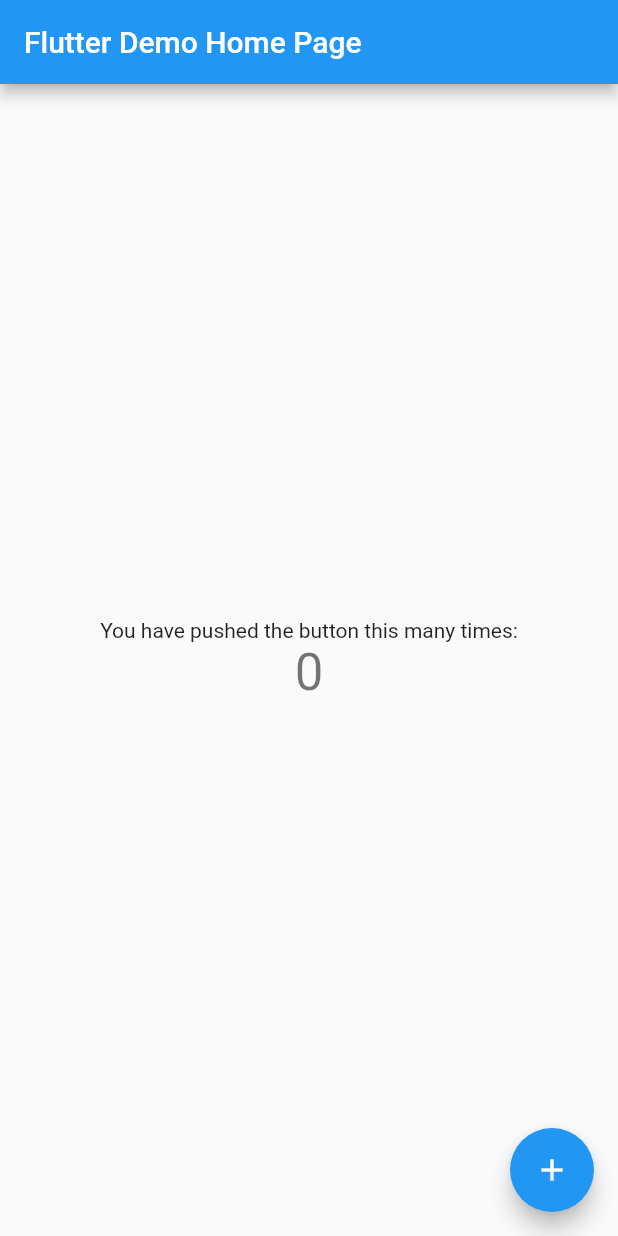
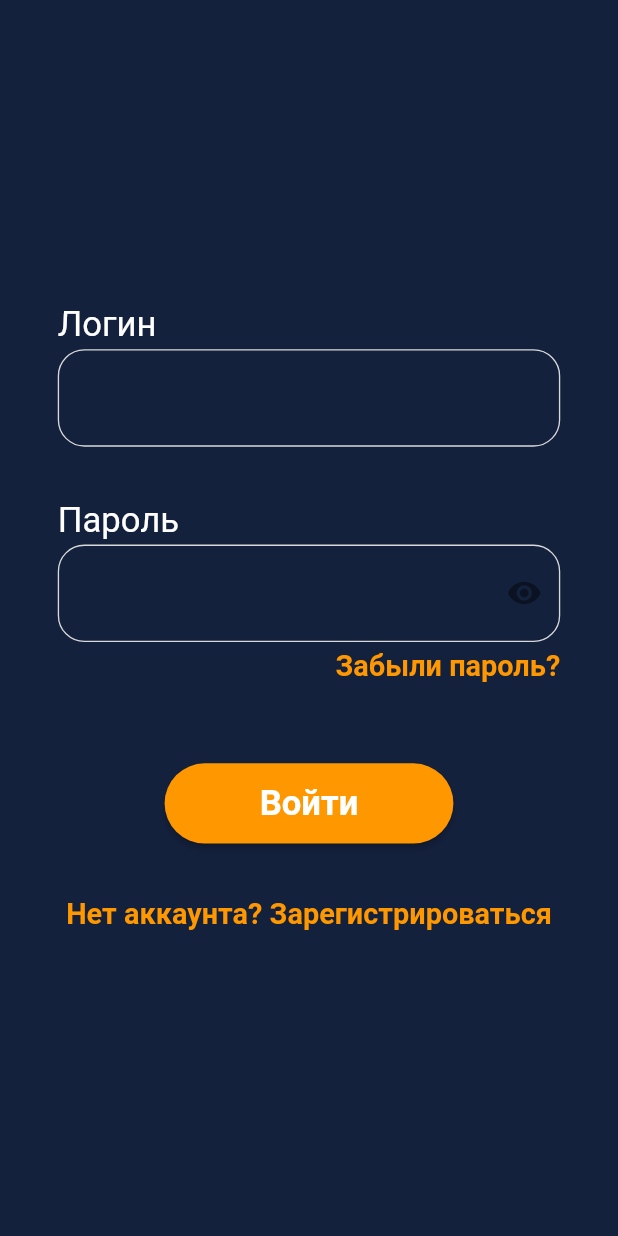
Before and after one commit to El0Ephant/the_resistance_frontend, a Flutter app: the screen it shows after launch, on a phone screen of 412 x 824 dp. Run offline on Flutter 3.47's test engine with Material 2 defaults, Android fonts, the phone set to English and light mode, and no system bars; our stand-ins replace flutter_screenutil.

Commit message:
Added base login UI

```diff
--- a/lib/main.dart
+++ b/lib/main.dart
@@ -1,4 +1,6 @@
 import 'package:flutter/material.dart';
+import 'package:flutter_screenutil/flutter_screenutil.dart';
+import 'package:the_resistance/ui/pages/login_page.dart';
 
 void main() {
   runApp(const MyApp());
@@ -10,8 +12,11 @@
   // This widget is the root of your application.
   @override
   Widget build(BuildContext context) {
+    return ScreenUtilInit(
+      designSize: const Size(428,926),
+      builder: (context, child) {
         return MaterialApp(
-      title: 'Flutter Demo',
+          title: 'The resistance',
           theme: ThemeData(
             // This is the theme of your application.
             //
@@ -22,9 +27,12 @@
             // or simply save your changes to "hot reload" in a Flutter IDE).
             // Notice that the counter didn't reset back to zero; the application
             // is not restarted.
-        primarySwatch: Colors.blue,
+            primarySwatch: Colors.orange,
           ),
-      home: const MyHomePage(title: 'Flutter Demo Home Page'),
+          home: child,
+        );
+      },
+    child: const LoginPage(),//const MyHomePage(title: 'Flutter Demo Home Page'),
     );
   }
 }
--- /dev/null
+++ b/lib/ui/pages/login_page.dart
@@ -0,0 +1,89 @@
+import 'package:flutter/material.dart';
+import 'package:flutter_screenutil/flutter_screenutil.dart';
+import 'package:the_resistance/ui/utils/app_colors.dart';
+import 'package:the_resistance/ui/utils/app_text_styles.dart';
+import 'package:the_resistance/ui/widgets/clickable_text.dart';
+
+class LoginPage extends StatefulWidget {
+  const LoginPage({super.key});
+
+  @override
+  State<LoginPage> createState() => _LoginPageState();
+}
+
+class _LoginPageState extends State<LoginPage> {
+
+  bool _isPasswordObscure = true;
+
+
+  @override
+  Widget build(BuildContext context) {
+    final loginDecoration = InputDecoration(
+      enabledBorder: OutlineInputBorder(
+        borderRadius: BorderRadius.circular(20.r),
+        borderSide: BorderSide(color: AppColors.lightGrey, width: 1.r)),
+      focusedBorder: OutlineInputBorder(
+        borderRadius: BorderRadius.circular(20.r),
+        borderSide: BorderSide(color: AppColors.orange, width: 3.r))
+    );
+    final passwordDecoration = loginDecoration.copyWith(
+      suffixIcon: IconButton(
+        icon: Icon(_isPasswordObscure ? Icons.visibility : Icons.visibility_off),
+        onPressed: () {
+          setState(() {
+            _isPasswordObscure = !_isPasswordObscure;
+          });
+        }
+      )
+    );
+    return Scaffold(
+      backgroundColor: AppColors.backgroundColor,
+      body: Center(
+          child: Padding(
+            padding: EdgeInsets.symmetric(horizontal: 40.w),
+            child: Column(
+              mainAxisAlignment: MainAxisAlignment.center,
+              children: [
+                Align(
+                  alignment: Alignment.centerLeft,
+                  child: Text("Логин", style: AppTextStyles.labelTextStyle,)
+                ),
+                SizedBox(height: 3.h,),
+                TextField(
+                  style: AppTextStyles.inputTextStyle,
+                  decoration: loginDecoration,
+                ),
+                SizedBox(height: 40.h,),
+                Align(
+                  alignment: Alignment.centerLeft,
+                  child: Text("Пароль", style: AppTextStyles.labelTextStyle,)
+                ),
+                SizedBox(height: 3.h,),
+                TextField(
+                  style: AppTextStyles.inputTextStyle,
+                  decoration: passwordDecoration,
+                  obscureText: _isPasswordObscure,
+                ),
+                SizedBox(height: 5.h,),
+                Align(
+                  alignment: Alignment.centerRight,
+                  child: ClickableText(text: "Забыли пароль?", onPressed: () {}),
+                ),
+                SizedBox(height: 60.h,),
+                ElevatedButton(
+                  onPressed: () {},
+                  style: ElevatedButton.styleFrom(
+                    shape: RoundedRectangleBorder( borderRadius: BorderRadius.circular(40.r)),
+                    minimumSize: Size(200.w, 60.h),
+                  ),
+                  child: Text("Войти", style: AppTextStyles.buttonTextStyle,),
+                ),
+                SizedBox(height: 40.h,),
+                ClickableText(text: "Нет аккаунта? Зарегистрироваться", onPressed: () {}),
+              ],
+            ),
+        )
+      ),
+    );
+  }
+}
--- a/lib/ui/utils/app_colors.dart
+++ b/lib/ui/utils/app_colors.dart
@@ -1,3 +1,7 @@
+import 'package:flutter/material.dart';
+
 abstract class AppColors {
-
+  static const backgroundColor = Color(0xFF14213D);
+  static const orange = Colors.orange;
+  static const lightGrey = Color(0xFFD9D9D9);
 }
--- a/lib/ui/utils/app_text_styles.dart
+++ b/lib/ui/utils/app_text_styles.dart
@@ -1,3 +1,10 @@
+import 'package:flutter/material.dart';
+import 'package:flutter_screenutil/flutter_screenutil.dart';
+import 'package:the_resistance/ui/utils/app_colors.dart';
+
 abstract class AppTextStyles {
-
+  static final inputTextStyle = TextStyle(fontSize: 22.sp, color: Colors.white);
+  static final labelTextStyle = TextStyle(fontSize: 24.sp, color: Colors.white);
+  static final clickableTextStyle = TextStyle(fontSize: 20.sp, color: AppColors.orange, fontWeight: FontWeight.bold);
+  static final buttonTextStyle = TextStyle(fontSize: 24.sp, color: Colors.white, fontWeight: FontWeight.bold);
 }
--- /dev/null
+++ b/lib/ui/widgets/clickable_text.dart
@@ -0,0 +1,24 @@
+import 'package:flutter/material.dart';
+import 'package:the_resistance/ui/utils/app_text_styles.dart';
+
+class ClickableText extends StatelessWidget {
+  final String text;
+  final Function onPressed;
+
+  const ClickableText(
+      {Key? key, required this.text, required this.onPressed})
+      : super(key: key);
+
+  @override
+  Widget build(BuildContext context) {
+    return GestureDetector(
+      onTap: () {
+        onPressed.call();
+      },
+      child: Text(
+        text,
+        style: AppTextStyles.clickableTextStyle,
+      ),
+    );
+  }
+}
```
Lines whose indentation alone changed are shown as unchanged.
